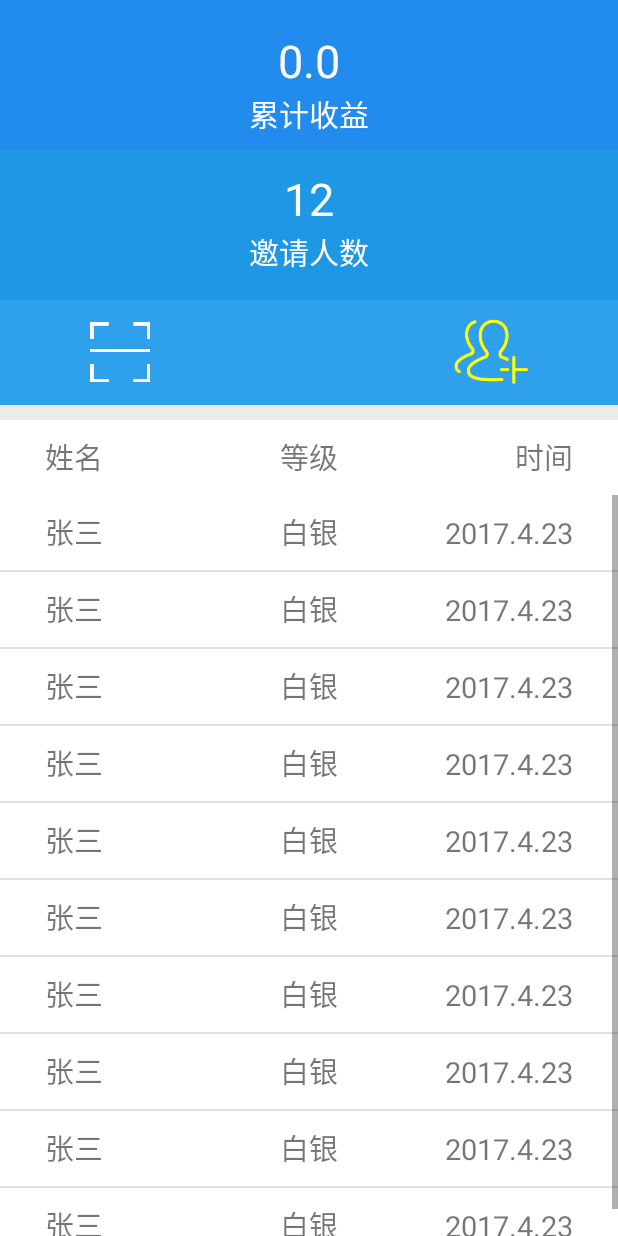
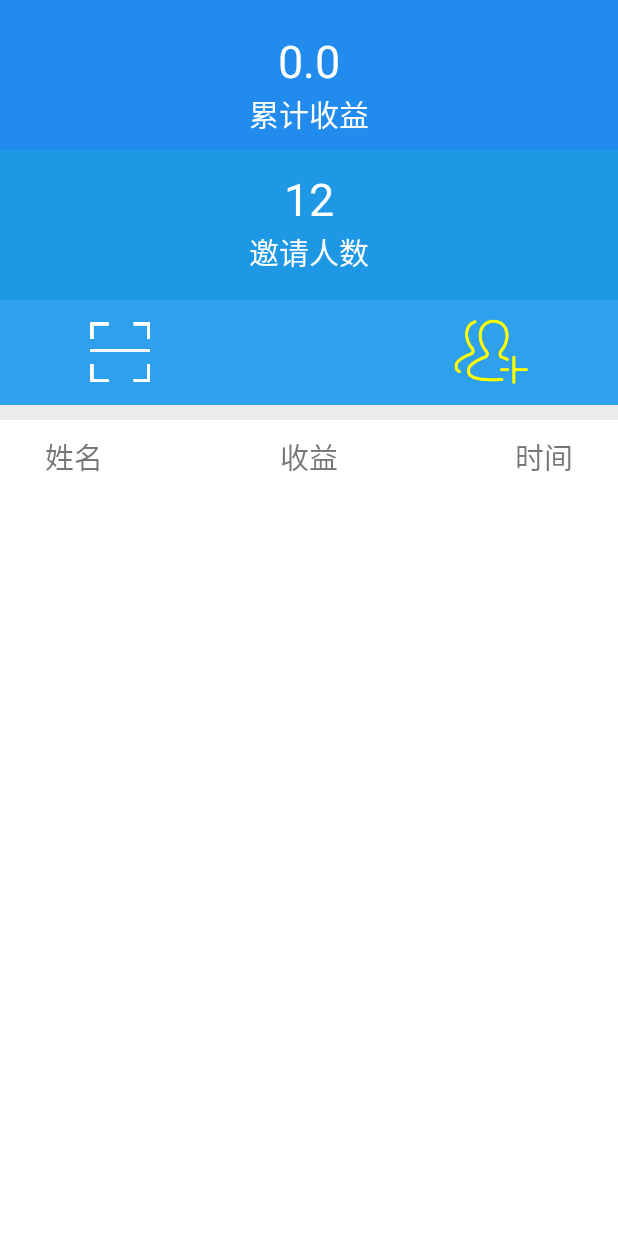
Before and after one commit to Vicky-WKN/Earn, an Android app: the fragment InviteFragment shown on its own in the app's theme, after a tap on an icon or button, on a phone screen of 412 x 824 dp. Run offline under Robolectric (Android 15) with nearby library versions, the phone set to English and light mode, and no system bars; 2 statements that could not run were skipped.

Commit message:
修改界面

```diff
--- a/app/src/main/AndroidManifest.xml
+++ b/app/src/main/AndroidManifest.xml
@@ -25,6 +25,8 @@
         <activity android:name=".view.activity.LoginActivity"></activity>
         <activity android:name=".view.activity.RegisterActivity"></activity>
         <activity android:name=".view.activity.WdSettingActivity"></activity>
+        <activity android:name=".view.activity.SettingActivity"></activity>
+        <activity android:name=".view.activity.ChangeActivity"></activity>
     </application>
 
 </manifest>
--- a/app/src/main/java/com/earn/util/Api.java
+++ b/app/src/main/java/com/earn/util/Api.java
@@ -9,6 +9,7 @@ public class Api
     // 获取果壳精选的文章列表,通过组合相应的参数成为完整的url
     // Guokr handpick articles. make complete url by combining params
     public static final String GUOKR_ARTICLES = "http://apis.guokr.com/handpick/article.json?retrieve_type=by_since&category=all&limit=25&ad=1";
+    //public static final String GUOKR_ARTICLES = "http://apis.guokr.com/handpick/article.json?retrieve_type=by_since&category=all&limit=25&ad=1";
 
     public static final String EarnServer = "http://39.108.98.193:8080/EarnServer/";
 
--- a/app/src/main/java/com/earn/util/Constants.java
+++ b/app/src/main/java/com/earn/util/Constants.java
@@ -7,6 +7,7 @@ package com.earn.util;
 public class Constants {
     public static boolean logined = false;//是否登录
     public static String name = "姓名";//用户名称
+    public static String id = null;
     public static String token = null;//token
     public static String alipay = null;
     public static String wechat = null;
@@ -17,7 +18,8 @@ public class Constants {
     public final static int NOFOUND = 404;
     //立fag判断是否从注册或者修改密码跳转过来的
     public static int LOGINFAG = 0;
+    //立fag判断是否从退出登录跳转过来的
+    public static int FROMLOGIN = 0;
     //判断是否从设置账号中过来的
     public static int SETTING = 0;
-
 }
--- a/app/src/main/java/com/earn/view/fragment/InviteFragment.java
+++ b/app/src/main/java/com/earn/view/fragment/InviteFragment.java
@@ -82,7 +82,7 @@ public class InviteFragment extends Fragment{
         Resources res=getResources();
         Bitmap bmp= BitmapFactory.decodeResource(res, R.mipmap.logo);
         Bitmap bitmap = null;
-        bitmap = MatrixToImageWriter.generateBitmap("http://www.csdn.net",200,200);
+        bitmap = MatrixToImageWriter.generateBitmap("http://39.108.98.193:8080/EarnServer",200,200);
         Bitmap bitmap1 = MatrixToImageWriter.addLogo(bitmap,bmp);
         erWeiMa.setImageBitmap(bitmap1);
         studentMoney = (TextView) view.findViewById(R.id.invite_money);
@@ -94,11 +94,11 @@ public class InviteFragment extends Fragment{
     private void initListView() {
         listView = (ListView) view.findViewById(R.id.people_list);
         List<HashMap<String,String>> list = new ArrayList<>();
-        for(int i =0;i<10;i++)
+        for(int i =0;i<0;i++)
         {
             HashMap<String,String> map = new HashMap<String,String>();
             map.put("name","张三");
-            map.put("grade","白银");
+            map.put("grade","1.21");
             map.put("time","2017.4.23");
             list.add(map);
         }
--- a/app/src/main/java/com/earn/view/fragment/MeFragment.java
+++ b/app/src/main/java/com/earn/view/fragment/MeFragment.java
@@ -66,8 +66,6 @@ public class MeFragment extends Fragment {
         withDrawButton.setOnClickListener(new View.OnClickListener() {
             @Override
             public void onClick(View v) {
-
-
                 withdrawDialog.show();
             }
         });
--- a/app/src/main/res/layout/fragment_invite.xml
+++ b/app/src/main/res/layout/fragment_invite.xml
@@ -125,7 +125,7 @@
             <TextView
                 android:layout_width="wrap_content"
                 android:layout_height="wrap_content"
-                android:text="等级"
+                android:text="收益"
                 android:layout_centerHorizontal="true"
                 android:textSize="19sp"
                 android:layout_centerVertical="true"/>
--- a/app/src/main/res/layout/fragment_me.xml
+++ b/app/src/main/res/layout/fragment_me.xml
@@ -119,6 +119,7 @@
             android:textAlignment="textStart"
             android:drawableRight="@drawable/right_icon"
             />
+        <!--
         <Button
             android:layout_width="match_parent"
             android:layout_height="40dp"
@@ -131,6 +132,6 @@
             android:textSize="19sp"
             android:textAlignment="textStart"
             android:drawableRight="@drawable/right_icon"
-            />
+            />-->
     </LinearLayout>
 </LinearLayout>
--- a/app/src/main/res/layout/fragment_sign.xml
+++ b/app/src/main/res/layout/fragment_sign.xml
@@ -1,6 +1,8 @@
 <?xml version="1.0" encoding="utf-8"?>
 <LinearLayout xmlns:android="http://schemas.android.com/apk/res/android"
-    android:orientation="vertical" android:layout_width="match_parent"
+    android:orientation="vertical"
+
+    android:layout_width="match_parent"
     android:layout_height="match_parent">
     <RelativeLayout
         android:layout_width="match_parent"
--- a/app/src/main/res/layout/item_list_people.xml
+++ b/app/src/main/res/layout/item_list_people.xml
@@ -17,7 +17,7 @@
         android:id="@+id/item_people_grade"
         android:layout_width="wrap_content"
         android:layout_height="wrap_content"
-        android:text="等级"
+        android:text="收益"
         android:layout_centerHorizontal="true"
         android:textSize="19sp"
         android:layout_centerVertical="true"/>
```
Also changed, not shown: app/src/main/res/layout/main.xml (+9 -0 lines), app/src/main/res/drawable-hdpi/no_login_person.jpeg (deleted).
